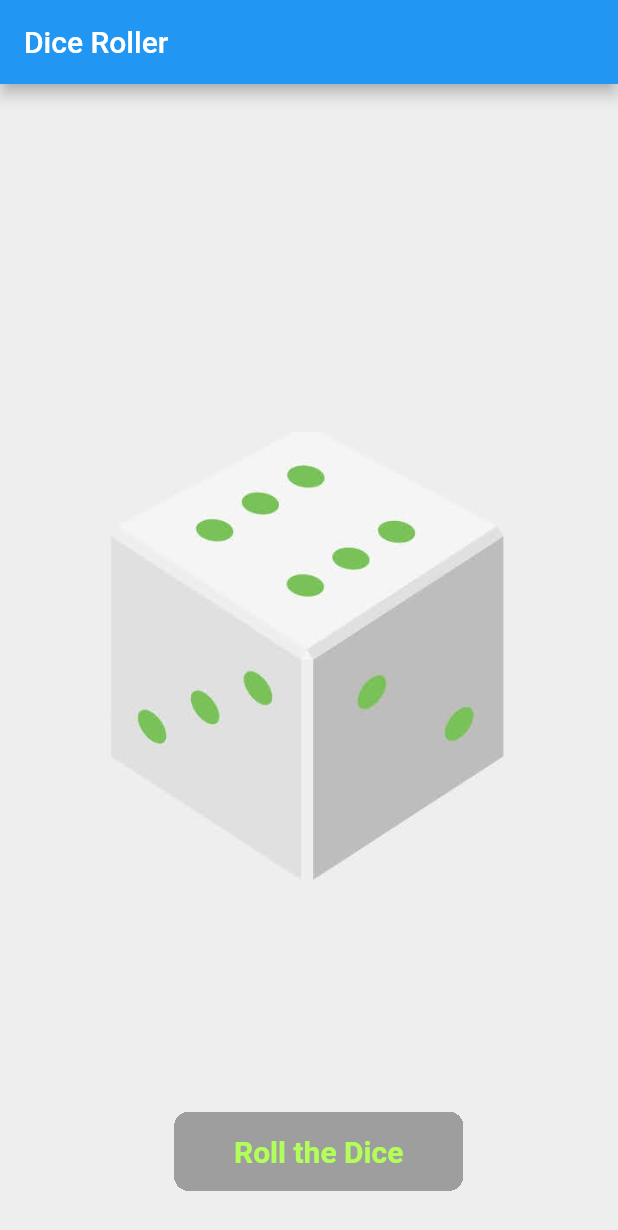
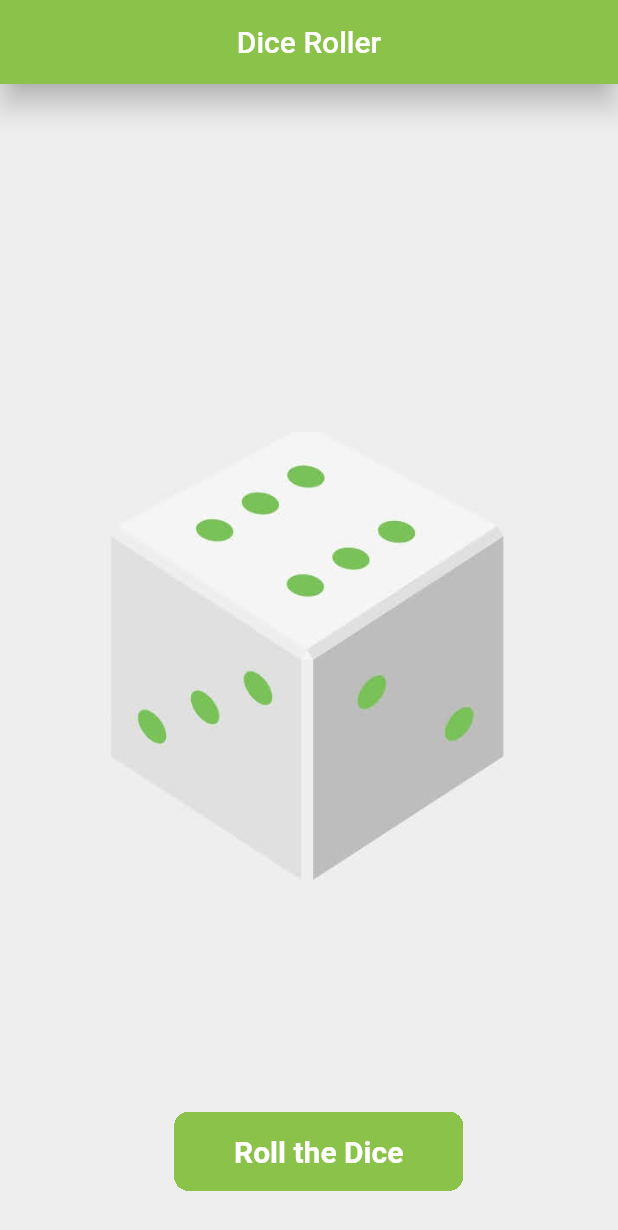
Before and after one commit to dsc-tiu/Flutter_Dice_Roller, a Flutter app: the screen it shows after launch, on a phone screen of 412 x 824 dp. Shown: the top 1230 px of the screen. Run offline on Flutter 3.47's test engine with Material 2 defaults, Android fonts, the phone set to English and light mode, and no system bars.

Commit message:
changes UI

```diff
--- a/lib/dice_button.dart
+++ b/lib/dice_button.dart
@@ -7,14 +7,14 @@ class DiceButton extends StatelessWidget {
       borderRadius: BorderRadius.circular(10.0),
       clipBehavior: Clip.hardEdge,
       child: Container(
-        color: Colors.grey[500],
+        color: Colors.lightGreen,
         child: Padding(
           padding: const EdgeInsets.symmetric(
             horizontal: 40.0,
             vertical: 15.0,
           ),
           child: Text('Roll the Dice',style: TextStyle(
-            color: Colors.lightGreenAccent,
+            color: Colors.white,
             fontWeight: FontWeight.bold,
             fontSize: 20.0,
           ),),
--- a/lib/my_dice.dart
+++ b/lib/my_dice.dart
@@ -42,7 +42,11 @@ class _MyDiceState extends State<MyDice> {
   Widget build(BuildContext context) {
     return Scaffold(
       backgroundColor: Colors.grey[200],
-      appBar: AppBar(title: Text('Dice Roller')),
+      appBar: AppBar(title: Text('Dice Roller'),
+        backgroundColor: Colors.lightGreen,
+        centerTitle: true,
+        elevation: 8,
+      ),
       body: Stack(
         fit: StackFit.expand,
         children: <Widget>[
```
Also changed, not shown: pubspec.lock, 4 other files.
